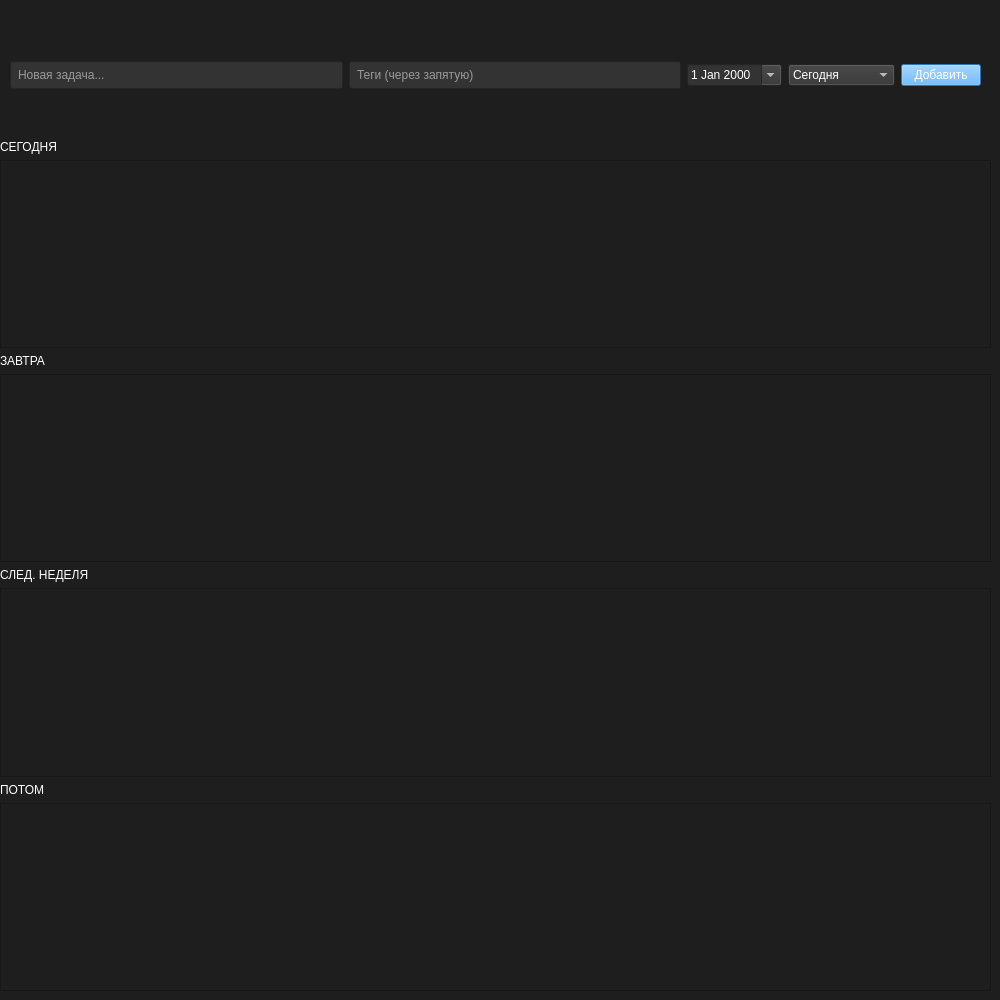
ushakovgleb/ToDo_QT_App, file mainwindow.ui: the form before one commit.
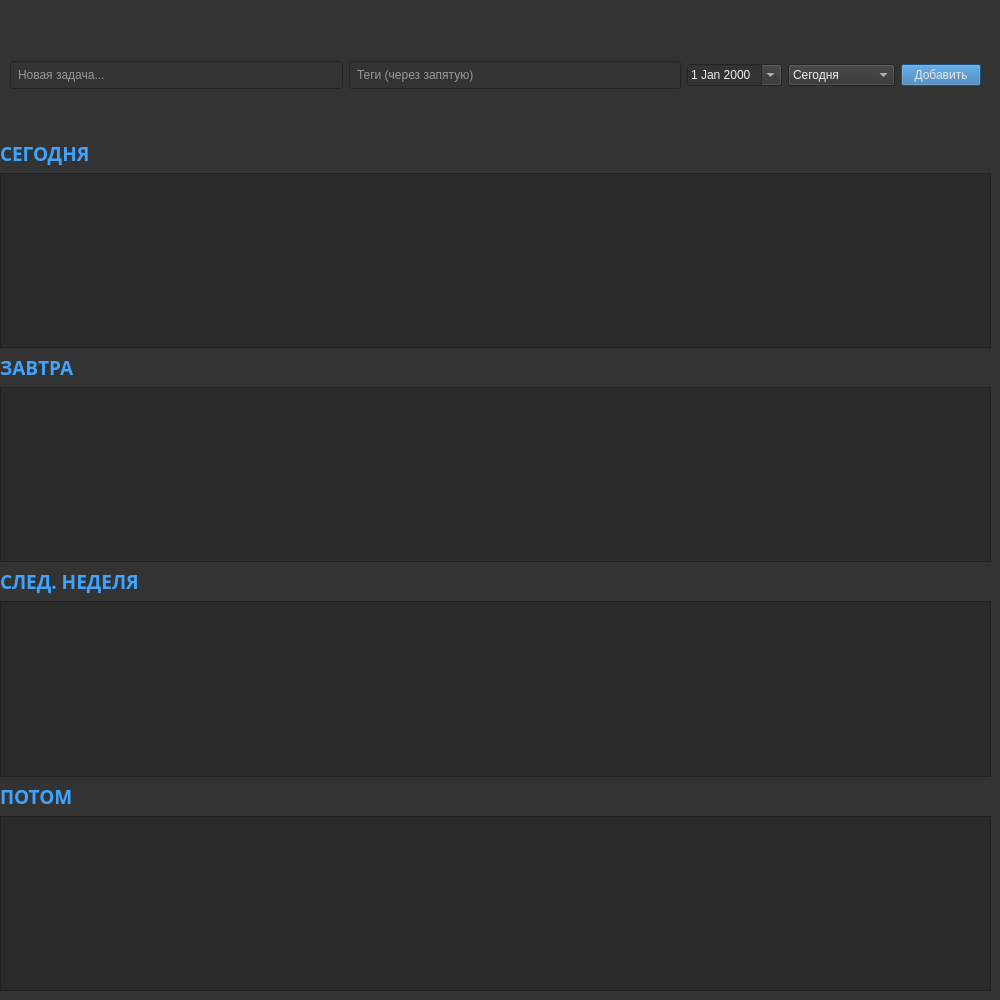
The form after the commit.

Commit message: Стилизация интерфейса

The edit to the form file:
```diff
--- a/mainwindow.ui
+++ b/mainwindow.ui
@@ -10,11 +10,24 @@
     <height>1000</height>
    </rect>
   </property>
+  <property name="sizePolicy">
+   <sizepolicy hsizetype="Fixed" vsizetype="Fixed">
+    <horstretch>0</horstretch>
+    <verstretch>0</verstretch>
+   </sizepolicy>
+  </property>
   <property name="windowTitle">
    <string>MainWindow</string>
   </property>
   <property name="styleSheet">
-   <string notr="true">background-color: #1e1e1e; color: white;</string>
+   <string notr="true">QMainWindow {
+    background-color: #333333;
+    color: white;
+}
+</string>
+  </property>
+  <property name="toolButtonStyle">
+   <enum>Qt::ToolButtonFollowStyle</enum>
   </property>
   <widget class="QWidget" name="centralwidget">
    <widget class="QWidget" name="verticalLayoutWidget">
@@ -68,7 +81,7 @@
          <item>
           <widget class="QDateEdit" name="deadlineEdit">
            <property name="styleSheet">
-            <string notr="true">background-color: #333; color: white;</string>
+            <string notr="true">background-color: #333; color: rgb(240, 240, 240)</string>
            </property>
            <property name="calendarPopup">
             <bool>true</bool>
@@ -78,7 +91,8 @@
          <item>
           <widget class="QComboBox" name="categorySelect">
            <property name="styleSheet">
-            <string notr="true">background-color: #333; color: white;</string>
+            <string notr="true">background-color: #333; color:rgb(240, 240, 240)
+</string>
            </property>
            <item>
             <property name="text">
@@ -105,7 +119,10 @@
          <item>
           <widget class="QPushButton" name="addButton">
            <property name="styleSheet">
-            <string notr="true">background-color: #3da4ff; color: white;</string>
+            <string notr="true">background-color: rgb(44, 114, 175);
+color: rgb(230, 230, 230)
+
+</string>
            </property>
            <property name="text">
             <string>Добавить</string>
@@ -129,43 +146,124 @@
          </property>
          <item>
           <widget class="QLabel" name="labelToday">
+           <property name="font">
+            <font>
+             <family>Century Gothic</family>
+             <pointsize>14</pointsize>
+             <bold>true</bold>
+            </font>
+           </property>
+           <property name="styleSheet">
+            <string notr="true">color: #40a4ff</string>
+           </property>
            <property name="text">
             <string>СЕГОДНЯ</string>
            </property>
           </widget>
          </item>
          <item>
-          <widget class="QListWidget" name="listToday"/>
+          <widget class="QListWidget" name="listToday">
+           <property name="font">
+            <font>
+             <family>Century Gothic</family>
+             <pointsize>9</pointsize>
+             <italic>false</italic>
+            </font>
+           </property>
+           <property name="styleSheet">
+            <string notr="true">background-color: #2b2b2b; color: white;</string>
+           </property>
+          </widget>
          </item>
          <item>
           <widget class="QLabel" name="labelTomorrow">
+           <property name="font">
+            <font>
+             <family>Century Gothic</family>
+             <pointsize>14</pointsize>
+             <bold>true</bold>
+            </font>
+           </property>
+           <property name="styleSheet">
+            <string notr="true">color: #40a4ff</string>
+           </property>
            <property name="text">
             <string>ЗАВТРА</string>
            </property>
           </widget>
          </item>
          <item>
-          <widget class="QListWidget" name="listTomorrow"/>
+          <widget class="QListWidget" name="listTomorrow">
+           <property name="font">
+            <font>
+             <family>Century Gothic</family>
+             <pointsize>9</pointsize>
+            </font>
+           </property>
+           <property name="styleSheet">
+            <string notr="true">background-color: #2b2b2b; color: white;</string>
+           </property>
+          </widget>
          </item>
          <item>
           <widget class="QLabel" name="labelNextWeek">
+           <property name="font">
+            <font>
+             <family>Century Gothic</family>
+             <pointsize>14</pointsize>
+             <bold>true</bold>
+            </font>
+           </property>
+           <property name="styleSheet">
+            <string notr="true">color: #40a4ff</string>
+           </property>
            <property name="text">
             <string>СЛЕД. НЕДЕЛЯ</string>
            </property>
           </widget>
          </item>
          <item>
-          <widget class="QListWidget" name="listNextWeek"/>
+          <widget class="QListWidget" name="listNextWeek">
+           <property name="font">
+            <font>
+             <family>Century Gothic</family>
+             <pointsize>9</pointsize>
+            </font>
+           </property>
+           <property name="styleSheet">
+            <string notr="true">background-color: #2b2b2b; color: white;</string>
+           </property>
+          </widget>
          </item>
          <item>
           <widget class="QLabel" name="labelLater">
+           <property name="font">
+            <font>
+             <family>Century Gothic</family>
+             <pointsize>14</pointsize>
+             <bold>true</bold>
+            </font>
+           </property>
+           <property name="styleSheet">
+            <string notr="true">color: #40a4ff</string>
+           </property>
            <property name="text">
             <string>ПОТОМ</string>
            </property>
           </widget>
          </item>
          <item>
-          <widget class="QListWidget" name="listLater"/>
+          <widget class="QListWidget" name="listLater">
+           <property name="font">
+            <font>
+             <family>Century Gothic</family>
+             <pointsize>9</pointsize>
+            </font>
+           </property>
+           <property name="styleSheet">
+            <string notr="true">background-color: #2b2b2b; color: white;</string>
+           </property>
+          </widget>
          </item>
         </layout>
        </widget>
```
The commit also changes 2 other files.
